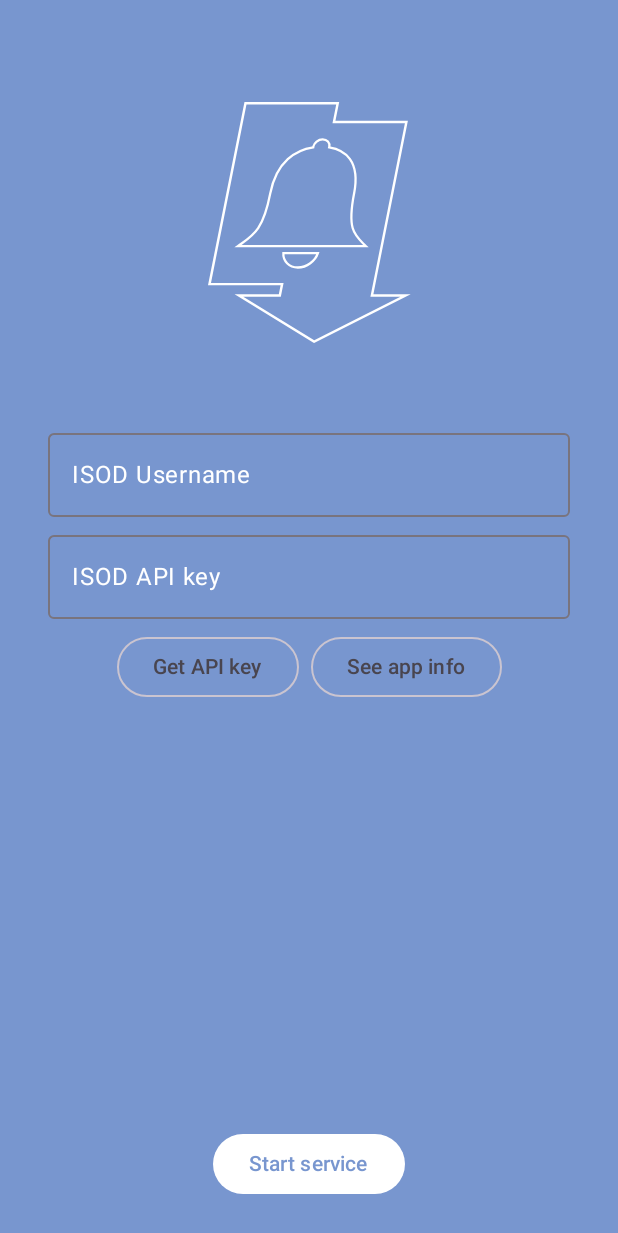
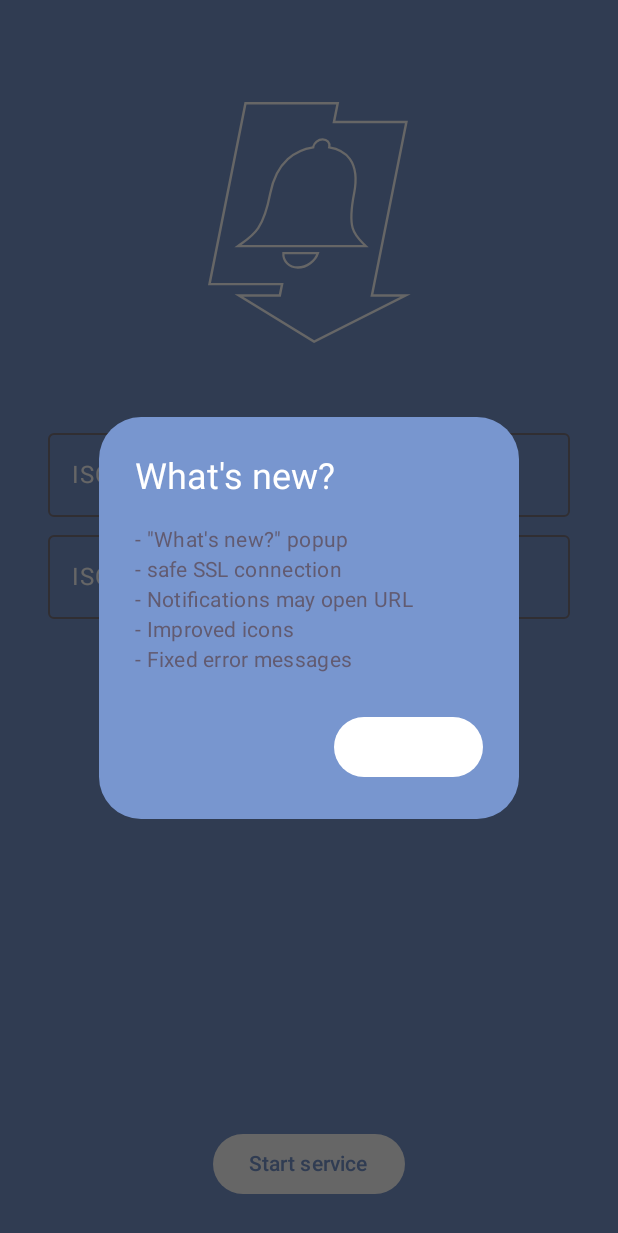
Before and after one commit to milckywayy/ISOD_Notifier, an Android app built with Jetpack Compose: the screen it shows after launch (MainActivity), on a phone screen of 412 x 824 dp. Shown: the top 1233 px of the screen. Run offline under Robolectric (Android 15) with nearby library versions, the phone set to English and light mode, and no system bars; our stand-ins replace accompanist.

Commit message:
What's new popup

```diff
--- a/client/app/src/main/java/pl/edu/pw/ee/isod_notifier/MainActivity.kt
+++ b/client/app/src/main/java/pl/edu/pw/ee/isod_notifier/MainActivity.kt
@@ -56,8 +56,9 @@ class MainActivity : ComponentActivity() {
 fun MainContent() {
     val context = LocalContext.current
     val scrollState = rememberScrollState()
+    var isRefreshing by remember { mutableStateOf(false) }
     var showAppInfo by remember { mutableStateOf(false) }
-    var isRefreshing by remember { mutableStateOf(false) }
+    var showChangelog by remember { mutableStateOf(true) }
     var showPrivilagesDialog by remember { mutableStateOf(NotificationManagerCompat.from(context).areNotificationsEnabled().not()) }
 
     var isRunning by remember {
@@ -89,6 +90,23 @@ fun MainContent() {
                     intent.data = Uri.parse("https://github.com/milckywayy/ISOD_Notifier")
                     context.startActivity(intent)
                 }
+            )
+        )
+    }
+
+    if (PreferencesManager.getPreference(context, "APP_VERSION") != version && showChangelog) {
+        InfoPopup(
+            onDismiss = {
+                showChangelog = false
+                PreferencesManager.setPreference(context, "APP_VERSION", version)
+            },
+            "What's new?",
+            arrayOf(
+                "- \"What's new?\" popup",
+                "- safe SSL connection",
+                "- Notifications may open URL",
+                "- Improved icons",
+                "- Fixed error messages"
             )
         )
     }
```
